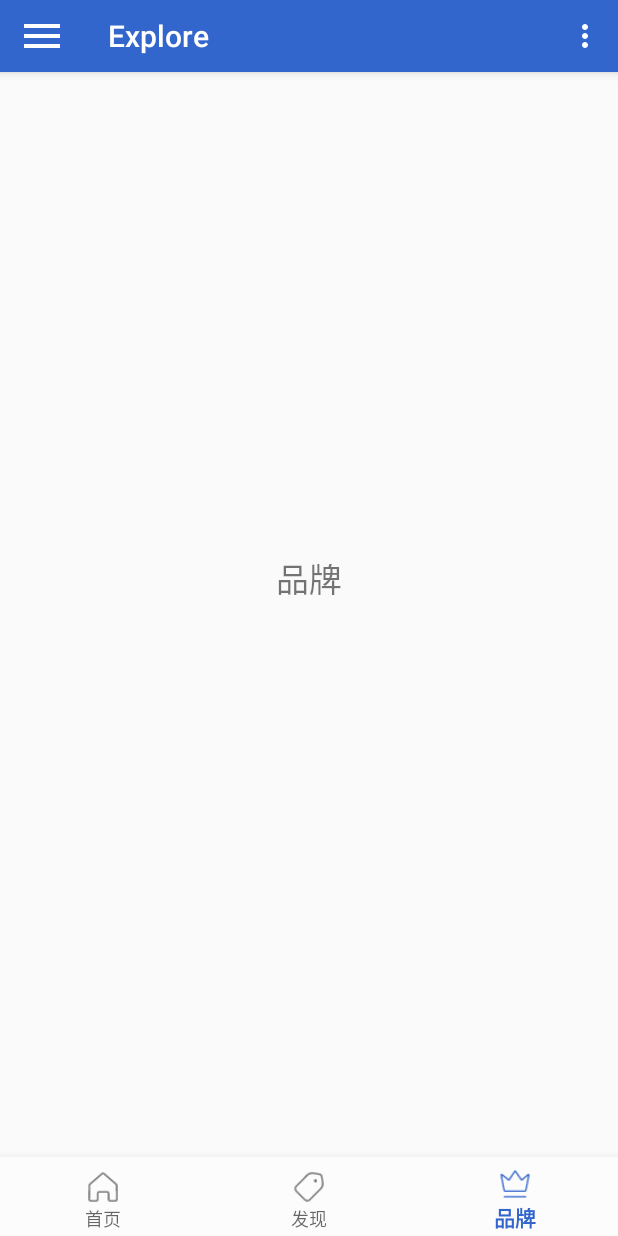
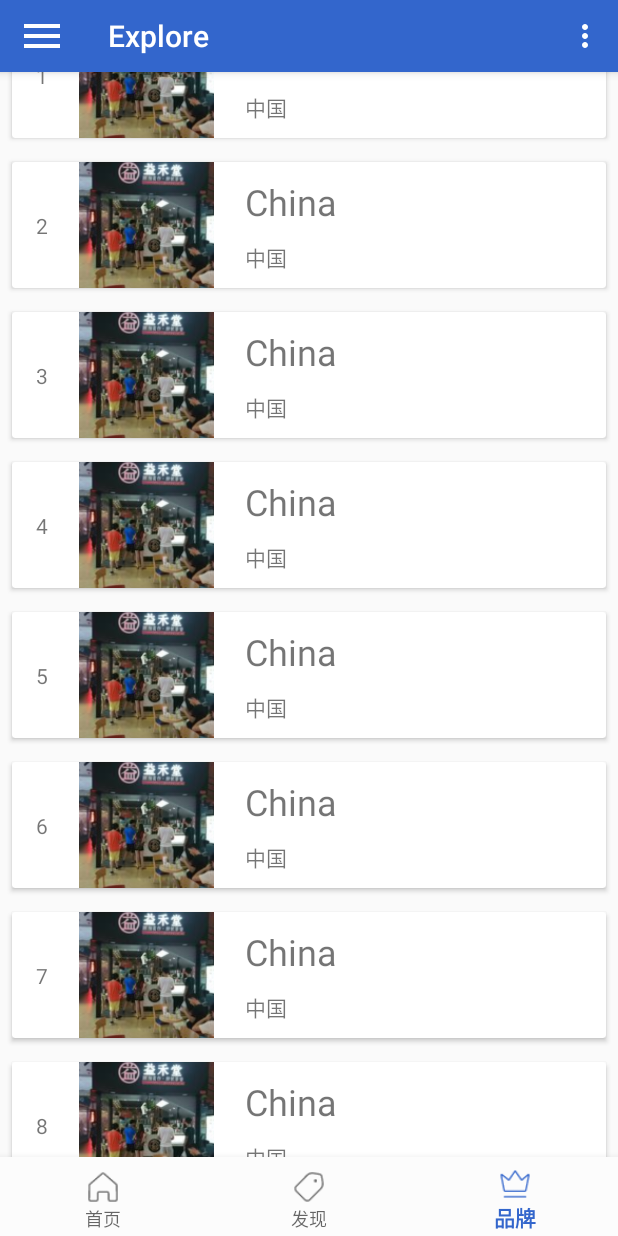
Before and after one commit to rudecigarette/ToExplore, an Android app: the FirstFragment screen opened directly, with no data from a screen before it, item 3 of the bottom bar chosen, on a phone screen of 412 x 824 dp. Run offline under Robolectric (Android 15) with nearby library versions, the phone set to English and light mode, and no system bars; libraries missing offline, so code that uses them is left out: com.baidu.location, com.baidu.mapapi, com.sothree.slidinguppanel; 26 statements that could not run were skipped.

```diff
--- a/app/src/main/AndroidManifest.xml
+++ b/app/src/main/AndroidManifest.xml
@@ -24,7 +24,7 @@
         android:label="Explore"
         android:supportsRtl="true"
         android:theme="@style/AppTheme">
-        <activity android:name=".activities.PoiSearchDemo"></activity>
+        <activity android:name=".activities.PoiSearchDemo" />
         <activity android:name=".activities.FruitActivity" />
         <activity android:name=".activities.SetMsgActivity" />
         <activity android:name=".activities.ChangePasswardActivity" />
@@ -32,6 +32,7 @@
         <activity android:name=".activities.RegisterActivity" />
         <activity android:name=".activities.LoginActivity" />
         <activity android:name=".activities.MainActivity" />
+        <activity android:name=".activities.WordActivity"/>
 
         <meta-data
             android:name="com.baidu.lbsapi.API_KEY"
--- a/app/src/main/java/com/example/materialtest/adapter/FruitAdapter.java
+++ b/app/src/main/java/com/example/materialtest/adapter/FruitAdapter.java
@@ -35,7 +35,7 @@ public class FruitAdapter extends RecyclerView.Adapter<FruitAdapter.ViewHolder>{
             @Override
             public void onClick(View v) {
 //                位置获取出问题
-                int position = ;
+                int position = 1;
                 Fruit fruit = mFruitList.get(position);
                 Intent intent = new Intent(mContext, FruitActivity.class);
                 intent.putExtra(FruitActivity.FRUIT_NAME, fruit.getName());
--- /dev/null
+++ b/app/src/main/java/com/example/materialtest/adapter/MyAdapter.java
@@ -0,0 +1,69 @@
+package com.example.materialtest.adapter;
+
+import android.content.Intent;
+import android.net.Uri;
+import android.support.annotation.DrawableRes;
+import android.support.annotation.NonNull;
+import android.support.v7.widget.RecyclerView;
+import android.view.LayoutInflater;
+import android.view.View;
+import android.view.ViewGroup;
+import android.widget.ImageView;
+import android.widget.TextView;
+
+import com.bumptech.glide.load.engine.Resource;
+import com.example.materialtest.R;
+import com.example.materialtest.activities.WordActivity;
+import com.example.materialtest.models.Word;
+
+import java.util.ArrayList;
+
+public class MyAdapter extends RecyclerView.Adapter<MyAdapter.MyViewHolder> {
+    ArrayList<Word> data = new ArrayList<>();
+
+    public void setData(ArrayList<Word> data) {
+        this.data = data;
+    }
+
+    @NonNull
+    @Override
+    public MyViewHolder onCreateViewHolder(@NonNull final ViewGroup parent, int viewType) {
+        LayoutInflater layoutInflater = LayoutInflater.from(parent.getContext());
+        View itemView = layoutInflater.inflate(R.layout.cell_card,parent,false);
+        return new MyViewHolder(itemView);
+    }
+
+    @Override
+    public void onBindViewHolder(@NonNull final MyViewHolder holder, int position) {
+        Word word = data.get(position);
+        holder.textViewChinese.setText(word.getChi());
+        holder.textViewNumber.setText(position+1+"");
+        holder.textViewEnglish.setText((word.getEng()));
+
+        holder.itemView.setOnClickListener(new View.OnClickListener() {
+            @Override
+            public void onClick(View view) {
+                Intent intent = new Intent(holder.itemView.getContext(), WordActivity.class);
+                intent.putExtra("WordName",holder.textViewChinese.getText().toString());
+                holder.itemView.getContext().startActivity(intent);
+            }
+        });
+    }
+
+    @Override
+    public int getItemCount() {
+        return data.size();
+    }
+
+    static class MyViewHolder extends RecyclerView.ViewHolder{
+        TextView textViewNumber,textViewEnglish,textViewChinese;
+        ImageView imageViewpic;
+        public MyViewHolder(@NonNull View itemView) {
+            super(itemView);
+            textViewNumber = itemView.findViewById(R.id.textViewNumber);
+            textViewEnglish = itemView.findViewById(R.id.textViewEnglish);
+            textViewChinese = itemView.findViewById(R.id.textViewChinese);
+            imageViewpic = itemView.findViewById(R.id.imageViewPic);
+        }
+    }
+}
--- a/app/src/main/java/com/example/materialtest/fragment/FirstFragment.java
+++ b/app/src/main/java/com/example/materialtest/fragment/FirstFragment.java
@@ -1,10 +1,7 @@
 package com.example.materialtest.fragment;
 
 import android.Manifest;
-import android.content.Context;
 import android.content.pm.PackageManager;
-import android.graphics.Color;
-import android.os.Build;
 import android.os.Bundle;
 import android.support.annotation.NonNull;
 import android.support.annotation.Nullable;
@@ -13,6 +10,8 @@ import android.support.design.widget.Snackbar;
 import android.support.v4.app.ActivityCompat;
 import android.support.v4.app.Fragment;
 import android.support.v4.content.ContextCompat;
+import android.support.v7.widget.LinearLayoutManager;
+import android.support.v7.widget.RecyclerView;
 import android.view.LayoutInflater;
 import android.view.View;
 import android.view.ViewGroup;
@@ -30,27 +29,21 @@ import com.baidu.mapapi.map.MapStatusUpdateFactory;
 import com.baidu.mapapi.map.MapView;
 import com.baidu.mapapi.map.MyLocationData;
 import com.baidu.mapapi.model.LatLng;
-import com.baidu.mapapi.search.core.PoiInfo;
-import com.baidu.mapapi.search.poi.OnGetPoiSearchResultListener;
-import com.baidu.mapapi.search.poi.PoiDetailResult;
-import com.baidu.mapapi.search.poi.PoiDetailSearchResult;
-import com.baidu.mapapi.search.poi.PoiIndoorResult;
-import com.baidu.mapapi.search.poi.PoiNearbySearchOption;
-import com.baidu.mapapi.search.poi.PoiResult;
 import com.baidu.mapapi.search.poi.PoiSearch;
-import com.baidu.mapapi.search.poi.PoiSortType;
-import com.blankj.utilcode.util.SnackbarUtils;
 import com.example.materialtest.R;
 import com.example.materialtest.activities.MainActivity;
-import com.example.materialtest.utils.SnackBarUtil;
+import com.example.materialtest.adapter.MyAdapter;
+import com.example.materialtest.helps.RecycleScrollableViewHelper;
+import com.example.materialtest.models.Word;
 import com.sothree.slidinguppanel.SlidingUpPanelLayout;
 
 import java.util.ArrayList;
 import java.util.List;
+import java.util.Random;
 
 
 public class FirstFragment extends Fragment {
-    public static MapView mMapView=null;
+    public static MapView mMapView = null;
     public static LocationClient mLocationClient;
     public static LocationClient yLocationClient;
     private TextView cardViewText;
@@ -62,6 +55,10 @@ public class FirstFragment extends Fragment {
     private boolean isFirstLocate = true;
     private View view;
     private SlidingUpPanelLayout slidingUpPanelLayout;
+    RecyclerView recyclerView;
+    MyAdapter myAdapter;
+    ArrayList<Word>data =new ArrayList<>();
+    Word []words ={new Word("America","美国"),new Word("China","中国")};
     @Nullable
     @Override
     public View onCreateView(@NonNull LayoutInflater inflater, @Nullable ViewGroup container, @Nullable Bundle savedInstanceState) {
@@ -73,19 +70,19 @@ public class FirstFragment extends Fragment {
          */
         List<String> permissionList = new ArrayList<>();
         if (ContextCompat.checkSelfPermission(this.getActivity(), Manifest.
-                permission.ACCESS_FINE_LOCATION)!= PackageManager.PERMISSION_GRANTED) {
+                permission.ACCESS_FINE_LOCATION) != PackageManager.PERMISSION_GRANTED) {
             permissionList.add(Manifest.permission.ACCESS_FINE_LOCATION);
         }
         if (ContextCompat.checkSelfPermission(this.getActivity(), Manifest.
                 permission.READ_PHONE_STATE) != PackageManager.PERMISSION_GRANTED) {
             permissionList.add(Manifest.permission.READ_PHONE_STATE);
         }
-        if (ContextCompat.checkSelfPermission(this.getActivity(),Manifest.
-                permission.WRITE_EXTERNAL_STORAGE)!= PackageManager.PERMISSION_GRANTED) {
+        if (ContextCompat.checkSelfPermission(this.getActivity(), Manifest.
+                permission.WRITE_EXTERNAL_STORAGE) != PackageManager.PERMISSION_GRANTED) {
             permissionList.add(Manifest.permission.WRITE_EXTERNAL_STORAGE);
         }
         if (!permissionList.isEmpty()) {
-            String [] permissions = permissionList.toArray(new String[permissionList.
+            String[] permissions = permissionList.toArray(new String[permissionList.
                     size()]);
             ActivityCompat.requestPermissions(this.getActivity(), permissions, 1);
         } else {
@@ -94,11 +91,9 @@ public class FirstFragment extends Fragment {
         }
 
 
-
-
-
         return view;
     }
+
     @Override
     public void onRequestPermissionsResult(int requestCode, @NonNull String[] permissions, @NonNull int[] grantResults) {
         switch (requestCode) {
@@ -120,6 +115,7 @@ public class FirstFragment extends Fragment {
             default:
         }
     }
+
     public void requestLocation() {
         locationOption = new LocationClientOption();
         locationOption.setLocationMode(LocationClientOption.LocationMode.Hight_Accuracy);
@@ -129,8 +125,23 @@ public class FirstFragment extends Fragment {
         mLocationClient.setLocOption(locationOption);
         mLocationClient.start();
     }
-    public void initView(){
+
+    public void initView() {
+
+        for(int i=0;i<50;i++){
+            Random random = new Random();
+            int j = random.nextInt(2);
+            data.add(words[j]);
+        }
+        recyclerView = view.findViewById(R.id.myfirstRecycleView);
+        recyclerView.setLayoutManager(new LinearLayoutManager(getContext()));
+        myAdapter = new MyAdapter();
+        myAdapter.setData(data);
+        myAdapter.notifyDataSetChanged();
+        recyclerView.setAdapter(myAdapter);
+
         slidingUpPanelLayout = view.findViewById(R.id.sliding_layout);
+        slidingUpPanelLayout.setScrollableView((view.findViewById(R.id.myfirstRecycleView)));
         slidingUpPanelLayout.setAnchorPoint(0.75f);
         slidingUpPanelLayout.addPanelSlideListener(new SlidingUpPanelLayout.PanelSlideListener() {
             @Override
@@ -140,13 +151,13 @@ public class FirstFragment extends Fragment {
 
             @Override
             public void onPanelStateChanged(View panel, SlidingUpPanelLayout.PanelState previousState, SlidingUpPanelLayout.PanelState newState) {
-                if(newState == SlidingUpPanelLayout.PanelState.EXPANDED) {
+                if (newState == SlidingUpPanelLayout.PanelState.EXPANDED) {
                     isExpanded = true;
                     MainActivity.mAppBarLayout.setExpanded(false);
 
                 }
 
-                if(newState == SlidingUpPanelLayout.PanelState.COLLAPSED) {
+                if (newState == SlidingUpPanelLayout.PanelState.COLLAPSED) {
                     isExpanded = false;
                     MainActivity.mAppBarLayout.setExpanded(true);
                 }
@@ -154,33 +165,35 @@ public class FirstFragment extends Fragment {
         });
 
 
-        mMapView=view.findViewById(R.id.bmapView);
-        cardViewText=view.findViewById(R.id.cardview_text);
+        mMapView = view.findViewById(R.id.bmapView);
+        cardViewText = view.findViewById(R.id.cardview_text);
         baiduMap = mMapView.getMap();
         baiduMap.setMyLocationEnabled(true);
+
         //        设置FAB点击事件,回到当前位置
         FloatingActionButton fab = view.findViewById(R.id.backhere);
         fab.setOnClickListener(new View.OnClickListener() {
             @Override
             public void onClick(View view) {
                 backHere();
-                Snackbar.make(view, "已定位到当前位置", Snackbar.LENGTH_SHORT) .show();
+                Snackbar.make(view, "已定位到当前位置", Snackbar.LENGTH_SHORT).show();
             }
         });
         FloatingActionButton fab2 = view.findViewById(R.id.showSUP);
-        fab2.setOnClickListener(new View.OnClickListener(){
+        fab2.setOnClickListener(new View.OnClickListener() {
             @Override
             public void onClick(View view) {
                 slidingUpPanelLayout.setPanelState(SlidingUpPanelLayout.PanelState.ANCHORED);
             }
-        } );
+        });
 
     }
+
     /**
      * 与地图有关的操作
      */
     //    新建位置监听器，并设立监听成功事件
-    public class yLocationListener implements BDLocationListener{
+    public class yLocationListener implements BDLocationListener {
         @Override
         public void onReceiveLocation(BDLocation location) {
             LatLng ll = new LatLng(location.getLatitude(), location.getLongitude());
@@ -189,8 +202,9 @@ public class FirstFragment extends Fragment {
             baiduMap.animateMapStatus(newupdate);
         }
     }
-//    回到当前位置
-    public void backHere(){
+
+    //    回到当前位置
+    public void backHere() {
         yLocationClient = new LocationClient(this.getActivity());
         yLocationClient.registerLocationListener(new yLocationListener());
         locationOption = new LocationClientOption();
@@ -198,45 +212,16 @@ public class FirstFragment extends Fragment {
         locationOption.setCoorType("bd09ll");
         yLocationClient.setLocOption(locationOption);
         yLocationClient.start();
-        if(yLocationClient.isStarted()){
+        if (yLocationClient.isStarted()) {
             yLocationClient.stop();
         }
     }
-//    public void searchPoi(BDLocation location){
-//        PoiNearbySearchOption option = new PoiNearbySearchOption();
-//        option.keyword("餐厅");
-//        option.sortType(PoiSortType.distance_from_near_to_far);
-//        option.location(new LatLng(location.getLatitude(),location.getLongitude()));
-//        option.radius(1000);
-//        option.pageCapacity(20);
-//        mPoiSearch.searchNearby(option);
-//        OnGetPoiSearchResultListener listener = new OnGetPoiSearchResultListener() {
-//
-//            @Override
-//            public void onGetPoiResult(PoiResult poiResult) {
-//            }
-//
-//            @Override
-//            public void onGetPoiDetailResult(PoiDetailResult poiDetailResult) {
-//            }
-//
-//            @Override
-//            public void onGetPoiDetailResult(PoiDetailSearchResult poiDetailSearchResult) {
-//                    String tag = poiDetailSearchResult.getPoiDetailInfoList().get(0).tag;
-//                    Toast.makeText(getActivity(),tag,Toast.LENGTH_SHORT).show();
-//            }
-//
-//            @Override
-//            public void onGetPoiIndoorResult(PoiIndoorResult poiIndoorResult) {
-//
-//            }
-//        };
-//        mPoiSearch.setOnGetPoiSearchResultListener(listener);
-//    }
-    public  void controlMyMap(){
-        mLocationClient=new LocationClient(this.getActivity());//????getapplicationcontext
+
+    public void controlMyMap() {
+        mLocationClient = new LocationClient(this.getActivity());//????getapplicationcontext
         mLocationClient.registerLocationListener(new MyLocationListener());
     }
+
     public class MyLocationListener implements BDLocationListener {
 
         @Override
@@ -264,8 +249,6 @@ public class FirstFragment extends Fragment {
                         currentPosition.append("网络");
                     }
                     cardViewText.setText(currentPosition);
-
-
 
 
                 }
@@ -298,7 +281,7 @@ public class FirstFragment extends Fragment {
          * 回到当前位置
          */
 //    新建位置监听器，并设立监听成功事件
-        public class yLocationListener implements BDLocationListener{
+        public class yLocationListener implements BDLocationListener {
             @Override
             public void onReceiveLocation(BDLocation location) {
                 LatLng ll = new LatLng(location.getLatitude(), location.getLongitude());
@@ -308,6 +291,7 @@ public class FirstFragment extends Fragment {
             }
         }
     }
+
     /**
      * 地图生命周期管理
      */
--- a/app/src/main/java/com/example/materialtest/fragment/ThirdFragment.java
+++ b/app/src/main/java/com/example/materialtest/fragment/ThirdFragment.java
@@ -4,18 +4,44 @@ import android.os.Bundle;
 import android.support.annotation.NonNull;
 import android.support.annotation.Nullable;
 import android.support.v4.app.Fragment;
+import android.support.v7.widget.LinearLayoutManager;
+import android.support.v7.widget.RecyclerView;
 import android.view.LayoutInflater;
 import android.view.View;
 import android.view.ViewGroup;
+import android.widget.TextView;
 
 import com.example.materialtest.R;
+import com.example.materialtest.adapter.MyAdapter;
+import com.example.materialtest.models.Word;
+
+import java.util.ArrayList;
+import java.util.Random;
 
 
 public class ThirdFragment extends Fragment {
+    RecyclerView recyclerView;
+    MyAdapter myAdapter;
+    ArrayList<Word>data =new ArrayList<>();
+    Word []words ={new Word("America","美国"),new Word("China","中国")};
     @Nullable
     @Override
     public View onCreateView(@NonNull LayoutInflater inflater, @Nullable ViewGroup container, @Nullable Bundle savedInstanceState) {
         View view = inflater.inflate(R.layout.fragment_third, container, false);
+        for(int i=0;i<50;i++){
+            Random random = new Random();
+            int j = random.nextInt(2);
+            data.add(words[j]);
+        }
+        recyclerView = view.findViewById(R.id.myRecycleView);
+        recyclerView.setLayoutManager(new LinearLayoutManager(getContext()));
+        myAdapter = new MyAdapter();
+        myAdapter.setData(data);
+        myAdapter.notifyDataSetChanged();
+        recyclerView.setAdapter(myAdapter);
+
+
+
         return view;
     }
 }
--- /dev/null
+++ b/app/src/main/java/com/example/materialtest/models/Word.java
@@ -0,0 +1,28 @@
+package com.example.materialtest.models;
+
+public class Word {
+    private String Eng;
+    private String Chi;
+    public Word(String eng, String chi) {
+        Eng = eng;
+        Chi = chi;
+
+    }
+
+    public String getEng() {
+        return Eng;
+    }
+
+    public void setEng(String eng) {
+        Eng = eng;
+    }
+
+    public String getChi() {
+        return Chi;
+    }
+
+    public void setChi(String chi) {
+        Chi = chi;
+    }
+
+}
--- /dev/null
+++ b/app/src/main/res/layout/cell_card.xml
@@ -0,0 +1,75 @@
+<?xml version="1.0" encoding="utf-8"?>
+<LinearLayout xmlns:android="http://schemas.android.com/apk/res/android"
+    xmlns:app="http://schemas.android.com/apk/res-auto"
+    xmlns:tools="http://schemas.android.com/tools"
+    android:layout_width="match_parent"
+    android:layout_height="100dp"
+    android:clickable="true"
+    android:orientation="vertical">
+
+    <android.support.v7.widget.CardView
+        android:layout_width="match_parent"
+        android:layout_height="match_parent"
+        android:layout_margin="8dp"
+        android:foreground="?attr/selectableItemBackground"
+        app:layout_constraintBottom_toBottomOf="parent"
+        app:layout_constraintTop_toTopOf="parent">
+
+        <android.support.constraint.ConstraintLayout
+            android:layout_width="match_parent"
+            android:layout_height="match_parent">
+
+            <TextView
+                android:id="@+id/textViewEnglish"
+                android:layout_width="wrap_content"
+                android:layout_height="wrap_content"
+                android:layout_marginStart="116dp"
+                android:layout_marginLeft="116dp"
+                android:text="TextView"
+                android:textSize="24sp"
+                app:layout_constraintBottom_toTopOf="@+id/textViewChinese"
+                app:layout_constraintStart_toStartOf="@+id/guideline5"
+                app:layout_constraintTop_toTopOf="parent" />
+
+            <TextView
+                android:id="@+id/textViewNumber"
+                android:layout_width="wrap_content"
+                android:layout_height="wrap_content"
+                android:text="1"
+                app:layout_constraintBottom_toBottomOf="parent"
+                app:layout_constraintEnd_toStartOf="@+id/guideline5"
+                app:layout_constraintStart_toStartOf="parent"
+                app:layout_constraintTop_toTopOf="parent" />
+
+            <android.support.constraint.Guideline
+                android:id="@+id/guideline5"
+                android:layout_width="wrap_content"
+                android:layout_height="wrap_content"
+                android:orientation="vertical"
+                android:visibility="visible"
+                app:layout_constraintGuide_percent="0.1"
+                tools:visibility="visible" />
+
+            <TextView
+                android:id="@+id/textViewChinese"
+                android:layout_width="wrap_content"
+                android:layout_height="wrap_content"
+                android:text="TextView"
+                app:layout_constraintBottom_toBottomOf="parent"
+                app:layout_constraintStart_toStartOf="@+id/textViewEnglish"
+                app:layout_constraintTop_toBottomOf="@+id/textViewEnglish" />
+
+            <ImageView
+                android:id="@+id/imageViewPic"
+                android:layout_width="90dp"
+                android:layout_height="90dp"
+                app:layout_constraintBottom_toBottomOf="parent"
+                app:layout_constraintEnd_toStartOf="@+id/textViewEnglish"
+                app:layout_constraintHorizontal_bias="0.198"
+                app:layout_constraintStart_toStartOf="@+id/guideline5"
+                app:layout_constraintTop_toTopOf="parent"
+                app:srcCompat="@drawable/s1" />
+
+        </android.support.constraint.ConstraintLayout>
+    </android.support.v7.widget.CardView>
+</LinearLayout>
--- a/app/src/main/res/layout/fragment_third.xml
+++ b/app/src/main/res/layout/fragment_third.xml
@@ -1,12 +1,16 @@
 <?xml version="1.0" encoding="utf-8"?>
 <RelativeLayout xmlns:android="http://schemas.android.com/apk/res/android"
     android:layout_width="match_parent"
-    android:layout_height="match_parent">
+    android:layout_height="match_parent"
+    xmlns:app="http://schemas.android.com/apk/res-auto">
 
-    <TextView
-        android:layout_width="wrap_content"
-        android:layout_height="wrap_content"
-        android:layout_centerInParent="true"
-        android:text="品牌"
-        android:textSize="22sp" />
+<android.support.v7.widget.RecyclerView
+    android:id="@+id/myRecycleView"
+    android:layout_width="match_parent"
+    android:layout_height="match_parent"
+    app:layout_constraintBottom_toBottomOf="parent"
+    app:layout_constraintEnd_toEndOf="parent"
+    app:layout_constraintStart_toStartOf="parent"
+    app:layout_constraintTop_toTopOf="parent">
+</android.support.v7.widget.RecyclerView>
 </RelativeLayout>
```
Also changed, not shown: app/src/main/java/com/example/materialtest/activities/WordActivity.java (added, +21 -0 lines), app/src/main/java/com/example/materialtest/helps/RecycleScrollableViewHelper.java (added, +13 -0 lines), app/src/main/res/layout/activity_main.xml (+0 -7 lines), app/src/main/res/layout/activity_word.xml (added, +17 -0 lines), app/src/main/res/layout/cell_normal.xml (added, +55 -0 lines), app/src/main/res/layout/fragment_first.xml (+49 -52 lines), app/src/main/res/drawable-xxhdpi/s1.png (added), app/src/main/res/drawable-xxhdpi/s2.png (added).
